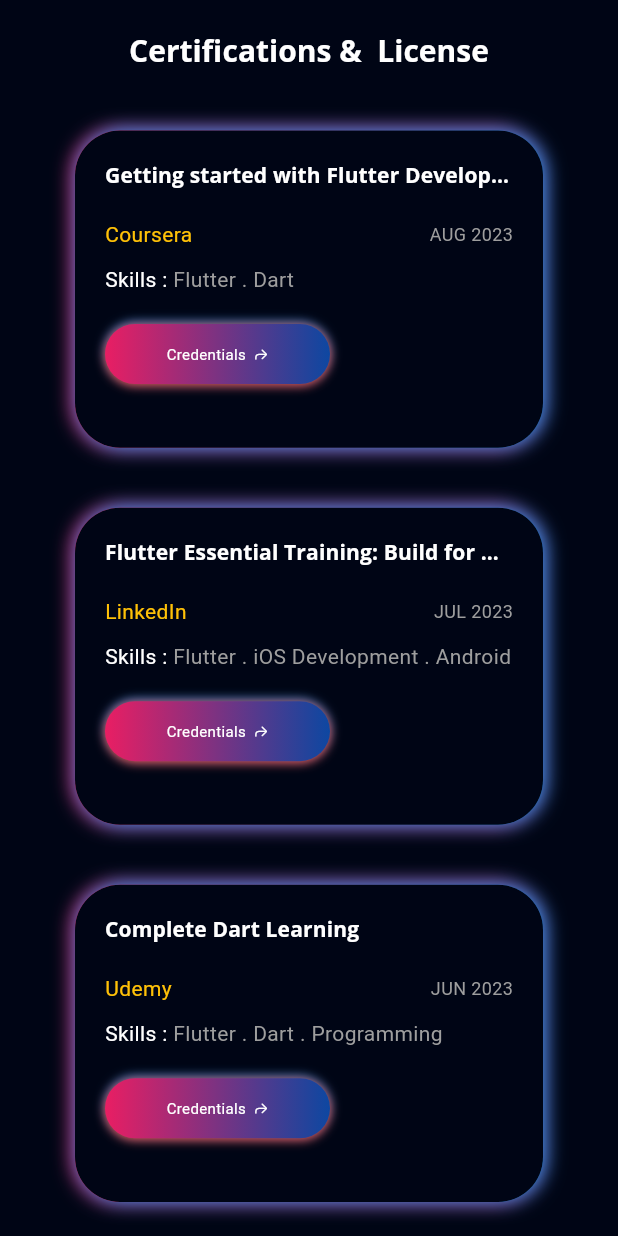
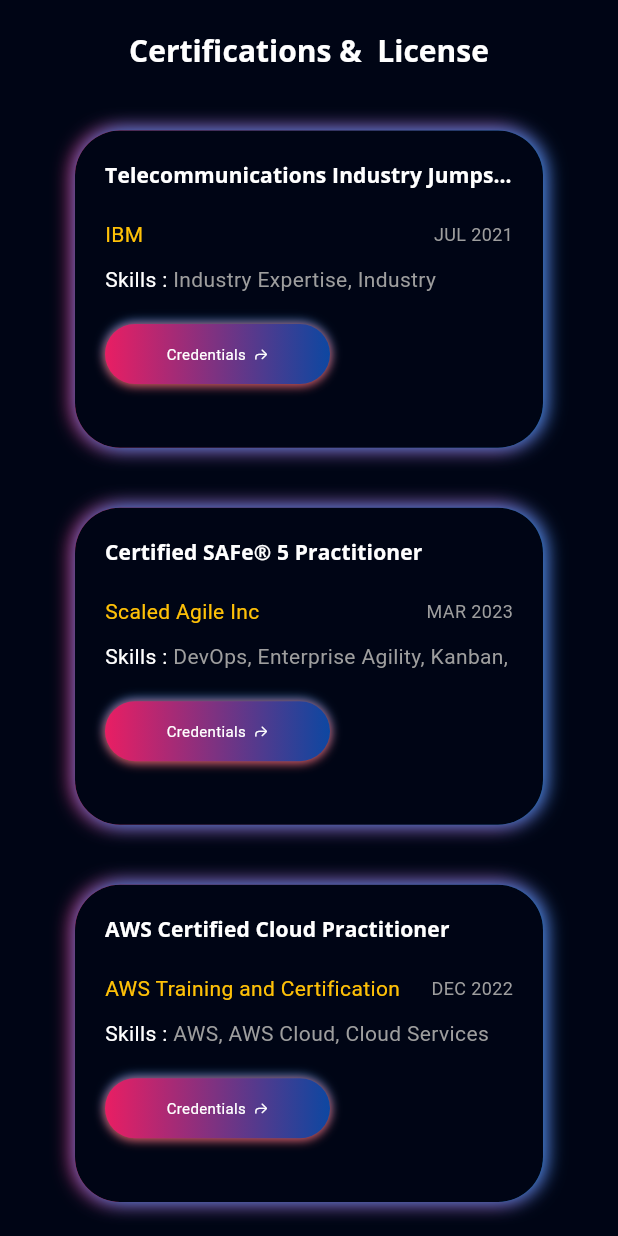
Before and after one commit to sawant-pranit/portfolio, a Flutter app: the Certifications screen opened directly, on a phone screen of 412 x 824 dp. Run offline on Flutter 3.47's test engine with Material 2 defaults, Android fonts, the light colour scheme and no system bars; our stand-ins replace flutter_svg, font_awesome_flutter, get, google_fonts, photo_view.

Commit message:
updated certifications and skills

```diff
--- a/lib/model/certificate_model.dart
+++ b/lib/model/certificate_model.dart
@@ -16,89 +16,38 @@
 
 List<CertificateModel> certificateList = [
   CertificateModel(
-    name: 'Getting started with Flutter Development',
-    organization: 'Coursera',
-    date: 'AUG 2023',
-    skills: 'Flutter . Dart',
-    credential:  'https://www.coursera.org/account/accomplishments/certificate/HQ4LFHSF4LKZ',
+    name: 'Telecommunications Industry Jumpstart',
+    organization: 'IBM',
+    date: 'JUL 2021',
+    skills: 'Industry Expertise, Industry Financials',
+    credential:  'https://www.credly.com/badges/f4b5f32e-95c9-4a15-b7fb-33ac18fcff65/public_url',
   ),
   CertificateModel(
-    name: 'Flutter Essential Training: Build for Multiple Platforms',
-    organization: 'LinkedIn',
-    date: 'JUL 2023',
-    skills: 'Flutter . iOS Development . Android Development',
-    credential:  'https://www.linkedin.com/learning/certificates/450fc4e2f495726aea50a067caf586869ccf0cb92ebcc5a4c7b5648a95754a8f',
+    name: 'Certified SAFe® 5 Practitioner',
+    organization: 'Scaled Agile Inc',
+    date: 'MAR 2023',
+    skills: 'DevOps, Enterprise Agility, Kanban, Scrum',
+    credential:  'https://www.credly.com/badges/120e8bb3-153f-45e2-99c0-99a8dcf268d5/public_url',
   ),
   CertificateModel(
-    name: 'Complete Dart Learning',
-    organization: 'Udemy',
-    date: 'JUN 2023',
-    skills: 'Flutter . Dart . Programming',
-    credential:  'https://www.udemy.com/certificate/UC-5b01c756-0d20-4342-94e6-9d5860d1c95e/',
+    name: 'AWS Certified Cloud Practitioner',
+    organization: 'AWS Training and Certification',
+    date: 'DEC 2022',
+    skills: 'AWS, AWS Cloud, Cloud Services',
+    credential:  'https://www.credly.com/badges/999a329d-a9a8-4f48-9a53-bbbaea02cdc6/public_url',
   ),
   CertificateModel(
-    name: 'Flutter REST Movie App',
-    organization: 'Udemy',
-    date: 'AUG 2023',
-    skills: 'Flutter . Rest API\'s . Cloud',
-    credential:  'https://www.udemy.com/certificate/UC-22efc7ca-3df5-4f26-8025-4a1bd2672f19/',
+    name: 'Professional Scrum Master™ I (PSM I)',
+    organization: 'Scrum.org',
+    date: 'AUG 2022',
+    skills: 'Agile, PSM, Scrum, Scrum Master',
+    credential:  'https://www.credly.com/badges/b8f6c831-5ab7-4935-8c94-3f84054250b0/public_url',
   ),
   CertificateModel(
-    name: 'Modularizing and Organizing Flutter Code',
-    organization: 'LinkedIn',
-    date: 'JUL 2023',
-    skills: 'Flutter . Clean Architecture',
-    credential:  'https://www.linkedin.com/learning/certificates/686276fa42629d4f1291da79ea46bfde0222954b60297a2e728c770768f23407',
+    name: 'IBM Agile Explorer',
+    organization: 'IBM',
+    date: 'JUL 2022',
+    skills: 'Agile, Agile Kanban, Agile Operations',
+    credential:  'https://www.credly.com/badges/35dd6dbc-2cd8-4e18-9153-71d392c33c1f/public_url',
   ),
-  CertificateModel(
-    name: 'Powering Your App with Live Web Data',
-    organization: 'LinkedIn',
-    date: 'JUL 2023',
-    skills: 'Flutter . Dart . Firebase . API\'s',
-    credential:  'https://www.linkedin.com/learning/certificates/643f05463ae529f24bd9ea66a6ead9a20469bdb875a9ddda048c698eda3ee7c1',
-  ),
-  CertificateModel(
-    name: 'Firebase Cloud Firestore',
-    organization: 'LinkedIn',
-    date: 'JUL 2023',
-    skills: 'Flutter . Dart . Firebase . FireStore',
-    credential:  'https://www.linkedin.com/learning/certificates/8f8be25531d2bcdbab1972482150277f9a239a13ba4d314c0574638bf28d07d2',
-  ),
-  CertificateModel(
-    name: 'Android App Security',
-    organization: 'LinkedIn',
-    date: 'JUL 2023',
-    skills: 'Pentesting . Android App',
-    credential:  'https://www.linkedin.com/learning/certificates/1c6581b35d06edfbd6275d09e84b068e813880bf7d217b703716962d7aca3518',
-  ),
-  CertificateModel(
-    name: 'Foundations of Cybersecurity',
-    organization: 'Grow with Google on Coursera',
-    date: 'JUL 2023',
-    skills: 'Ethical Hacking . Linux . Cyber Security ',
-    credential:  'https://coursera.org/share/67e5cb0dd7c478f1d7ec81079c3a40b8',
-  ),
-  CertificateModel(
-    name: 'HTML, CSS, and Javascript for Web Developers',
-    organization: 'JUL Coursera',
-    date: 'JUL 2023',
-    skills: 'HTML . CSS . JS . Web Development',
-    credential:  'https://coursera.org/share/67e5cb0dd7c478f1d7ec81079c3a40b8',
-  ),
-  CertificateModel(
-    name: 'Network Defense Essentials (NDE)',
-    organization: 'EC-Council',
-    date: 'JUL 2023',
-    skills: 'Cyber Security . Networking ',
-    credential:  'https://codered.eccouncil.org/certificate/43a2d2a7-40ed-4230-9e65-a9aa0935e651?logged=false',
-  ),
-
-
-
-
-
-
-
-
-
 ];
--- a/lib/view/certifications/certifications.dart
+++ b/lib/view/certifications/certifications.dart
@@ -26,7 +26,7 @@
           Expanded(
               child: Responsive(
                   desktop: CertificateGrid(crossAxisCount: 3,ratio: 1.5,),
-                  extraLargeScreen: CertificateGrid(crossAxisCount: 4,ratio: 1.6),
+                  extraLargeScreen: CertificateGrid(crossAxisCount: 4,ratio: 1.5),
                   largeMobile: CertificateGrid(crossAxisCount: 1,ratio: 1.8),
                   mobile: CertificateGrid(crossAxisCount: 1,ratio: 1.4),
                   tablet: CertificateGrid(ratio: 1.7,crossAxisCount: 2,)))
--- a/lib/view/main/components/drawer/about.dart
+++ b/lib/view/main/components/drawer/about.dart
@@ -16,12 +16,18 @@
             const Spacer(),
             Text(Strings.name,style: Theme.of(context).textTheme.titleSmall,),
             const SizedBox(height: defaultPadding/4,),
-            const Text(Strings.shortDescription,
-              textAlign: TextAlign.center,
-              style: TextStyle(
-                  fontWeight: FontWeight.w200,
-                  height: 1.5
-              ),),
+            const SizedBox(
+              child: Padding(padding: EdgeInsets.only(left: 16.0),
+              child: Text(Strings.shortDescription,
+                maxLines: 4,
+                softWrap: false,
+                overflow: TextOverflow.fade,
+                textAlign: TextAlign.start,
+                style: TextStyle(
+                    fontWeight: FontWeight.w200,
+                    height: 1.5
+                ),),),
+            ) ,
             const Spacer(flex: 2,),
           ],
         ),
--- a/lib/view/main/components/drawer/my_skill.dart
+++ b/lib/view/main/components/drawer/my_skill.dart
@@ -44,14 +44,14 @@
     return const Column(
       crossAxisAlignment: CrossAxisAlignment.start,
       children: [
-        AnimatedLinearProgressIndicator(percentage: 0.7, title: 'Flutter',image: 'assets/icons/flutter.png',),
-        AnimatedLinearProgressIndicator(percentage: 0.9, title: 'Dart',image: 'assets/icons/dart.png'),
-        AnimatedLinearProgressIndicator(percentage: 0.6, title: 'Firebase',image: 'assets/icons/firebase.png'),
-        AnimatedLinearProgressIndicator(percentage: 0.85, title: 'Sqlite',image: 'assets/icons/dart.png'),
-        AnimatedLinearProgressIndicator(percentage: 0.8, title: 'Responsive Design',image: 'assets/icons/flutter.png'),
-        AnimatedLinearProgressIndicator(percentage: 0.9, title: 'Clean Architecture',image: 'assets/icons/flutter.png'),
-        AnimatedLinearProgressIndicator(percentage: 0.5, title: 'Bloc',image: 'assets/icons/bloc.png'),
-        AnimatedLinearProgressIndicator(percentage: 0.93, title: 'Getx',image: 'assets/icons/dart.png'),
+        AnimatedLinearProgressIndicator(percentage: 0.7, title: 'Flutter',image: 'icons/flutter.png',),
+        AnimatedLinearProgressIndicator(percentage: 0.9, title: 'Dart',image: 'icons/dart.png'),
+        AnimatedLinearProgressIndicator(percentage: 0.6, title: 'Firebase',image: 'icons/firebase.png'),
+        AnimatedLinearProgressIndicator(percentage: 0.85, title: 'Sqlite',image: 'icons/dart.png'),
+        AnimatedLinearProgressIndicator(percentage: 0.8, title: 'Responsive Design',image: 'icons/flutter.png'),
+        AnimatedLinearProgressIndicator(percentage: 0.9, title: 'Clean Architecture',image: 'icons/flutter.png'),
+        AnimatedLinearProgressIndicator(percentage: 0.5, title: 'Bloc',image: 'icons/bloc.png'),
+        AnimatedLinearProgressIndicator(percentage: 0.93, title: 'Getx',image: 'icons/dart.png'),
       ],);
   }
 }
--- a/lib/view/main/components/drawer/personal_info.dart
+++ b/lib/view/main/components/drawer/personal_info.dart
@@ -12,10 +12,10 @@
       crossAxisAlignment: CrossAxisAlignment.start,
       children: [
         SizedBox(height: defaultPadding/2,),
-        AreaInfoText(title: 'Contact', text: '03166657602'),
-        AreaInfoText(title: 'Email', text: 'rh676838@gmail.com'),
-        AreaInfoText(title: 'LinkedIn', text: '@hamad-anwar'),
-        AreaInfoText(title: 'Github', text: '@hamad-anwar'),
+        AreaInfoText(title: 'Contact', text: '+91 9773338676'),
+        AreaInfoText(title: 'Email', text: 'pranitsawant01@gmail.com'),
+        AreaInfoText(title: 'LinkedIn', text: 'sawant-pranit'),
+        AreaInfoText(title: 'Github', text: '@sawant-pranit'),
         SizedBox(
           height: defaultPadding,
         ),
--- a/lib/view_model/getx_controllers/certification_controller.dart
+++ b/lib/view_model/getx_controllers/certification_controller.dart
@@ -2,14 +2,6 @@
 
 class CertificationController extends GetxController{
   RxList<bool> hovers=[
-    false,
-    false,
-    false,
-    false,
-    false,
-    false,
-    false,
-    false,
     false,
     false,
     false,
```
